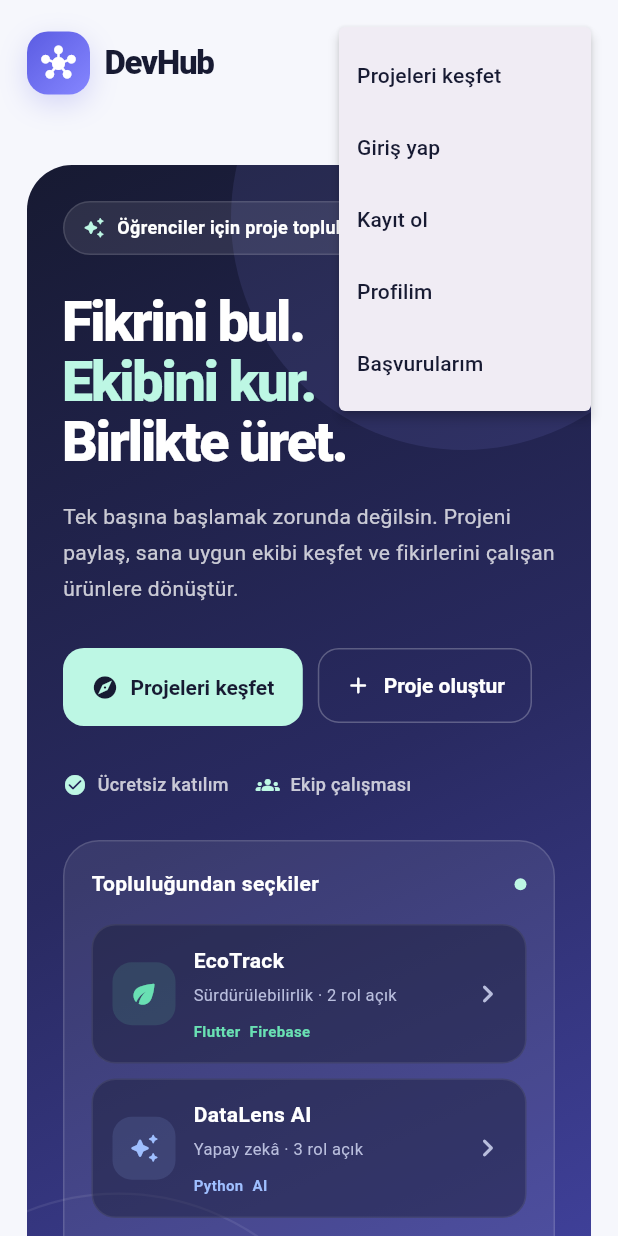
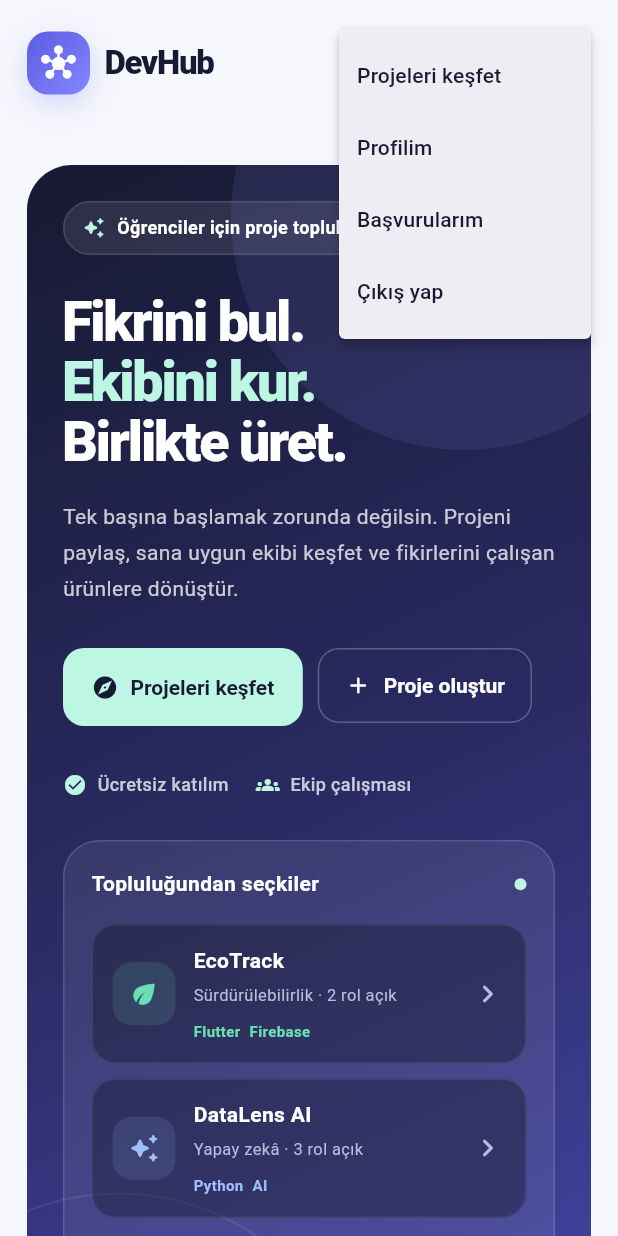
Before and after one commit to GDG-on-Campus-Sakarya/DevHub, a Flutter app: the screen it shows once a user with an empty profile is signed in, after a tap on the "menu" icon, on a phone screen of 412 x 824 dp. Run offline on Flutter 3.47's test engine with Material 3 defaults, Android fonts, the phone set to English and light mode, and no system bars; our stand-ins replace cloud_firestore, firebase_auth, firebase_core; accounts and stored records are empty; statements that could not run were skipped.

Commit message:
hamburger menusu oturum durumuna gore guncellendi ve cikis yap eklendi

```diff
--- a/lib/screens/home/home_screen.dart
+++ b/lib/screens/home/home_screen.dart
@@ -1,12 +1,16 @@
+import 'package:firebase_auth/firebase_auth.dart';
 import 'package:flutter/material.dart';
 
 import '../../models/project.dart';
 import '../../navigation/app_routes.dart';
+import '../../services/auth_service.dart';
 import '../../theme/app_theme.dart';
 import '../../widgets/project_card.dart';
 
 class HomeScreen extends StatelessWidget {
-  const HomeScreen({super.key});
+  const HomeScreen({super.key, this.authService});
+
+  final AuthService? authService;
 
   static final GlobalKey _howItWorksKey = GlobalKey();
 
@@ -62,7 +66,7 @@ class HomeScreen extends StatelessWidget {
                     child: Column(
                       crossAxisAlignment: CrossAxisAlignment.stretch,
                       children: [
-                        _TopBar(isMobile: isMobile),
+                        _TopBar(isMobile: isMobile, authService: authService),
                         const SizedBox(height: 26),
                         _HeroSection(isMobile: isMobile),
                         const SizedBox(height: 28),
@@ -107,11 +111,38 @@ class HomeScreen extends StatelessWidget {
 }
 
 class _TopBar extends StatelessWidget {
-  const _TopBar({required this.isMobile});
+  const _TopBar({required this.isMobile, this.authService});
   final bool isMobile;
+  final AuthService? authService;
+
+  static const String _signOutAction = '__sign_out__';
+
+  Future<void> _handleSignOut(BuildContext context, AuthService auth) async {
+    try {
+      await auth.signOut();
+      if (!context.mounted) return;
+      Navigator.of(context).popUntil((route) => route.isFirst);
+    } catch (e) {
+      if (!context.mounted) return;
+      ScaffoldMessenger.of(context).showSnackBar(
+        SnackBar(
+          content: Text(e.toString()),
+          backgroundColor: Theme.of(context).colorScheme.error,
+        ),
+      );
+    }
+  }
 
   @override
   Widget build(BuildContext context) {
+    final auth = authService ?? AuthService();
+
+    return StreamBuilder<User?>(
+      stream: auth.authStateChanges,
+      initialData: auth.currentUser,
+      builder: (context, snapshot) {
+        final isSignedIn = snapshot.data != null;
+
         return Padding(
           padding: const EdgeInsets.symmetric(vertical: 18),
           child: Row(
@@ -148,11 +179,23 @@ class _TopBar extends StatelessWidget {
                   },
                 ),
                 const SizedBox(width: 16),
+                if (isSignedIn) ...[
                   OutlinedButton(
                     onPressed: () => HomeScreen._navigate(context, AppRoutes.profile),
                     child: const Text('Profilim'),
                   ),
                   const SizedBox(width: 8),
+                  OutlinedButton(
+                    onPressed: () => HomeScreen._navigate(context, AppRoutes.applications),
+                    child: const Text('Başvurularım'),
+                  ),
+                  const SizedBox(width: 10),
+                  ElevatedButton.icon(
+                    onPressed: () => _handleSignOut(context, auth),
+                    icon: const Icon(Icons.logout_rounded, size: 17),
+                    label: const Text('Çıkış yap'),
+                  ),
+                ] else ...[
                   OutlinedButton(
                     onPressed: () => HomeScreen._navigate(context, AppRoutes.login),
                     child: const Text('Giriş yap'),
@@ -163,6 +206,7 @@ class _TopBar extends StatelessWidget {
                     icon: const Icon(Icons.arrow_forward_rounded, size: 17),
                     label: const Text('Ücretsiz katıl'),
                   ),
+                ],
               ] else ...[
                 IconButton(
                   tooltip: 'Projeleri keşfet',
@@ -172,18 +216,48 @@ class _TopBar extends StatelessWidget {
                 PopupMenuButton<String>(
                   tooltip: 'Menüyü aç',
                   icon: const Icon(Icons.menu_rounded),
-              onSelected: (value) => HomeScreen._navigate(context, value),
-              itemBuilder: (context) => const [
-                PopupMenuItem(value: AppRoutes.projects, child: Text('Projeleri keşfet')),
-                PopupMenuItem(value: AppRoutes.login, child: Text('Giriş yap')),
-                PopupMenuItem(value: AppRoutes.register, child: Text('Kayıt ol')),
-                PopupMenuItem(value: AppRoutes.profile, child: Text('Profilim')),
-                PopupMenuItem(value: AppRoutes.applications, child: Text('Başvurularım')),
+                  onSelected: (value) {
+                    if (value == _signOutAction) {
+                      _handleSignOut(context, auth);
+                    } else {
+                      HomeScreen._navigate(context, value);
+                    }
+                  },
+                  itemBuilder: (context) => [
+                    const PopupMenuItem(
+                      value: AppRoutes.projects,
+                      child: Text('Projeleri keşfet'),
+                    ),
+                    if (isSignedIn) ...[
+                      const PopupMenuItem(
+                        value: AppRoutes.profile,
+                        child: Text('Profilim'),
+                      ),
+                      const PopupMenuItem(
+                        value: AppRoutes.applications,
+                        child: Text('Başvurularım'),
+                      ),
+                      const PopupMenuItem(
+                        value: _signOutAction,
+                        child: Text('Çıkış yap'),
+                      ),
+                    ] else ...[
+                      const PopupMenuItem(
+                        value: AppRoutes.login,
+                        child: Text('Giriş yap'),
+                      ),
+                      const PopupMenuItem(
+                        value: AppRoutes.register,
+                        child: Text('Kayıt ol'),
+                      ),
+                    ],
                   ],
                 ),
               ],
             ],
           ),
+        );
+      },
     );
   }
 }
```
Lines whose indentation alone changed are shown as unchanged.
